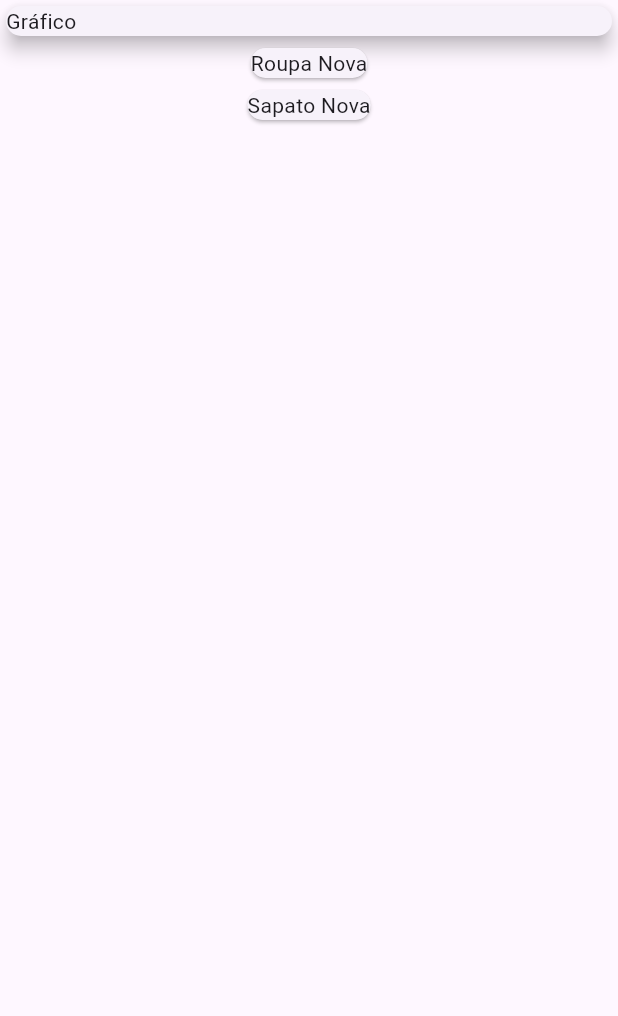
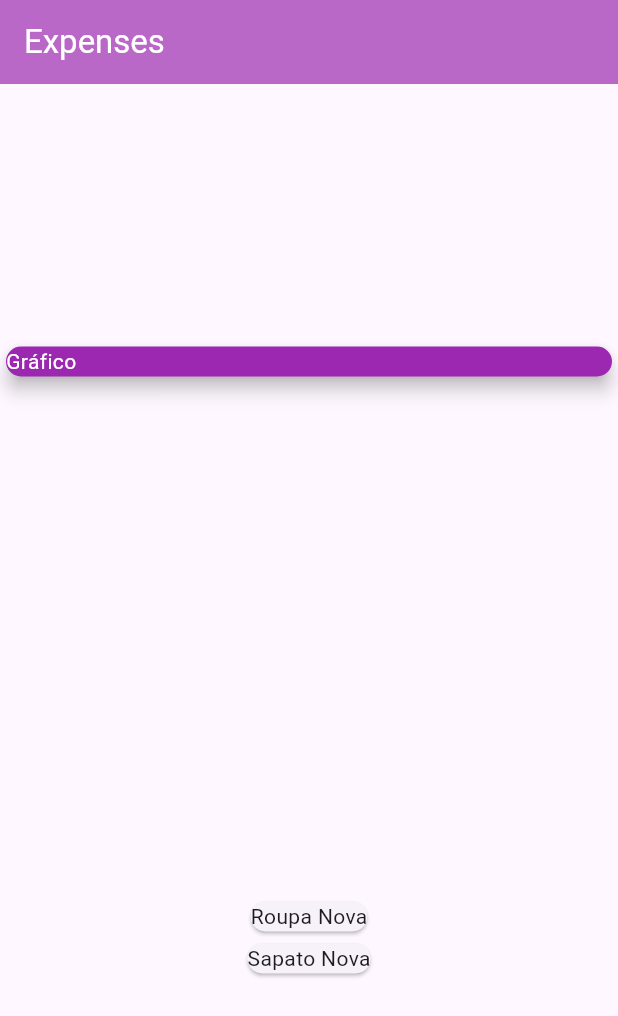
Before and after one commit to JarlissonTomaz/app-expenses, a Flutter app: the screen it shows after launch, on a phone screen of 412 x 824 dp. Shown: the top 1016 px of the screen. Run offline on Flutter 3.47's test engine with Material 3 defaults, Android fonts, the phone set to English and light mode, and no system bars.

Commit message:
main fix

```diff
--- a/lib/main.dart
+++ b/lib/main.dart
@@ -36,13 +36,26 @@ class MyHomeApp extends StatelessWidget {
   @override
   Widget build(BuildContext context) {
     return Scaffold(
+        appBar: AppBar(
+          title: const Text(
+            'Expenses',
+            style: TextStyle(color: Colors.white),
+          ),
+          backgroundColor: Colors.purple[300],
+        ),
         body: Column(
+          mainAxisAlignment: MainAxisAlignment.spaceAround,
+          crossAxisAlignment: CrossAxisAlignment.stretch,
           children: [
             const SizedBox(
               width: double.infinity,
               child: Card(
                 elevation: 5,
-            child: Text('Gráfico'),
+                color: Colors.purple,
+                child: Text(
+                  'Gráfico',
+                  style: TextStyle(color: Colors.white),
+                ),
               ),
             ),
             Column(
```
Lines whose indentation alone changed are shown as unchanged.
